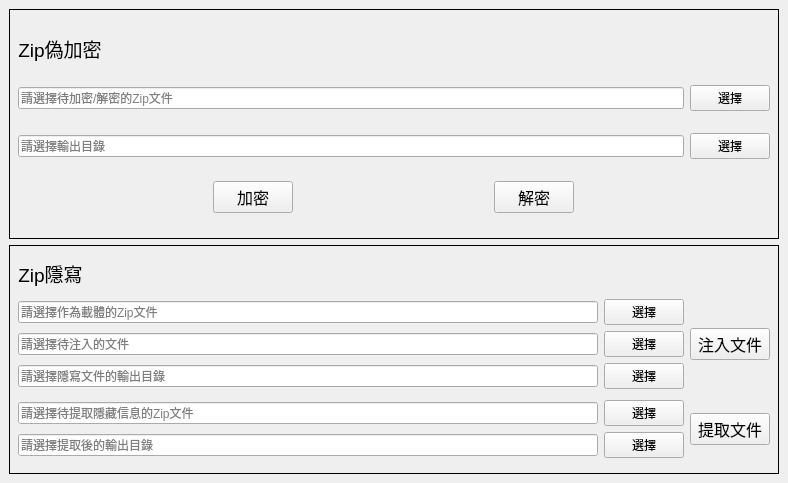
This is plugins/ZipWindow.ui in WoaW04/Misc_steg_tool as Qt 5 draws it before an edit. The edited form follows.
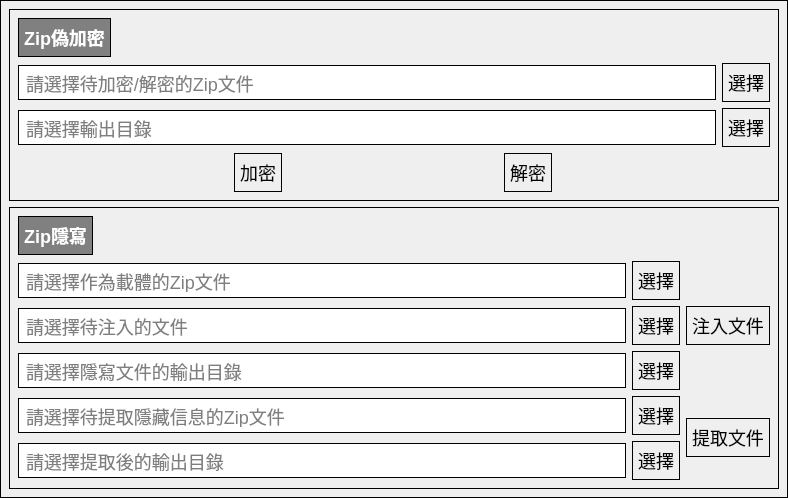
This is the edited form.

Commit message:
完成視頻隱寫插件的所有功能&UI
還為Zip窗口優化成了相似的UI

```diff
--- a/plugins/ZipWindow.ui
+++ b/plugins/ZipWindow.ui
@@ -14,6 +14,30 @@
    <string>MainWindow</string>
   </property>
   <widget class="QWidget" name="centralwidget">
+   <property name="styleSheet">
+    <string notr="true">*{
+	font-size: 18px
+}
+
+QWidget{
+	border: 1px solid;
+	padding: 5px
+}
+
+    QPushButton:hover {
+        background-color: lightblue;
+        color: white;
+    }
+    QPushButton:pressed {
+        background-color: darkblue;
+        color: white;
+    }
+#titleLabel1,#titleLabel2{
+	background-color: gray;
+	font-weight: bold;
+	color: #FFF
+}</string>
+   </property>
    <layout class="QVBoxLayout" name="verticalLayout_4">
     <item>
      <widget class="QWidget" name="WidgetZipPseudo" native="true">
@@ -30,7 +54,7 @@
       </property>
       <layout class="QVBoxLayout" name="verticalLayout">
        <item>
-        <widget class="QLabel" name="label">
+        <widget class="QLabel" name="titleLabel1">
          <property name="enabled">
           <bool>true</bool>
          </property>
@@ -42,7 +66,9 @@
          </property>
          <property name="font">
           <font>
-           <pointsize>14</pointsize>
+           <pointsize>-1</pointsize>
+           <weight>75</weight>
+           <bold>true</bold>
           </font>
          </property>
          <property name="text">
@@ -119,7 +145,7 @@
            </property>
            <property name="font">
             <font>
-             <pointsize>12</pointsize>
+             <pointsize>-1</pointsize>
             </font>
            </property>
            <property name="text">
@@ -137,7 +163,7 @@
            </property>
            <property name="font">
             <font>
-             <pointsize>12</pointsize>
+             <pointsize>-1</pointsize>
             </font>
            </property>
            <property name="text">
@@ -159,7 +185,7 @@
       </property>
       <layout class="QVBoxLayout" name="verticalLayout_5">
        <item>
-        <widget class="QLabel" name="label_2">
+        <widget class="QLabel" name="titleLabel2">
          <property name="enabled">
           <bool>true</bool>
          </property>
@@ -171,7 +197,9 @@
          </property>
          <property name="font">
           <font>
-           <pointsize>14</pointsize>
+           <pointsize>-1</pointsize>
+           <weight>75</weight>
+           <bold>true</bold>
           </font>
          </property>
          <property name="text">
@@ -264,7 +292,7 @@
           <widget class="QPushButton" name="zipInjectBtn">
            <property name="font">
             <font>
-             <pointsize>12</pointsize>
+             <pointsize>-1</pointsize>
             </font>
            </property>
            <property name="text">
@@ -332,7 +360,7 @@
           <widget class="QPushButton" name="zipExtractBtn">
            <property name="font">
             <font>
-             <pointsize>12</pointsize>
+             <pointsize>-1</pointsize>
             </font>
            </property>
            <property name="text">
```
The commit also changes 3 other files.
